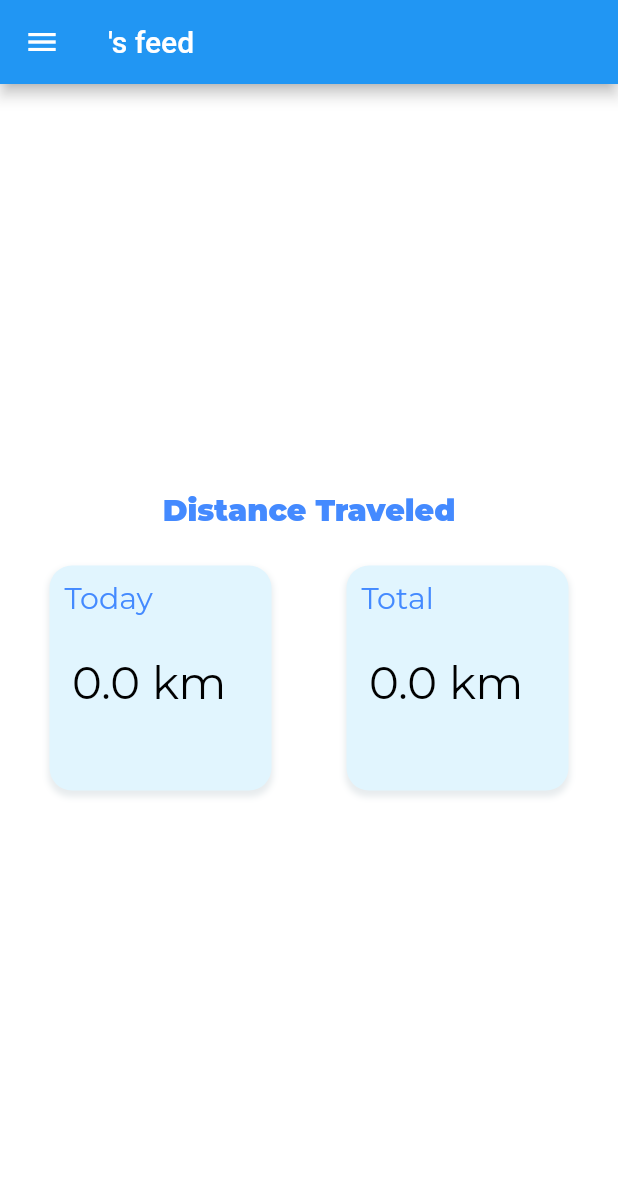
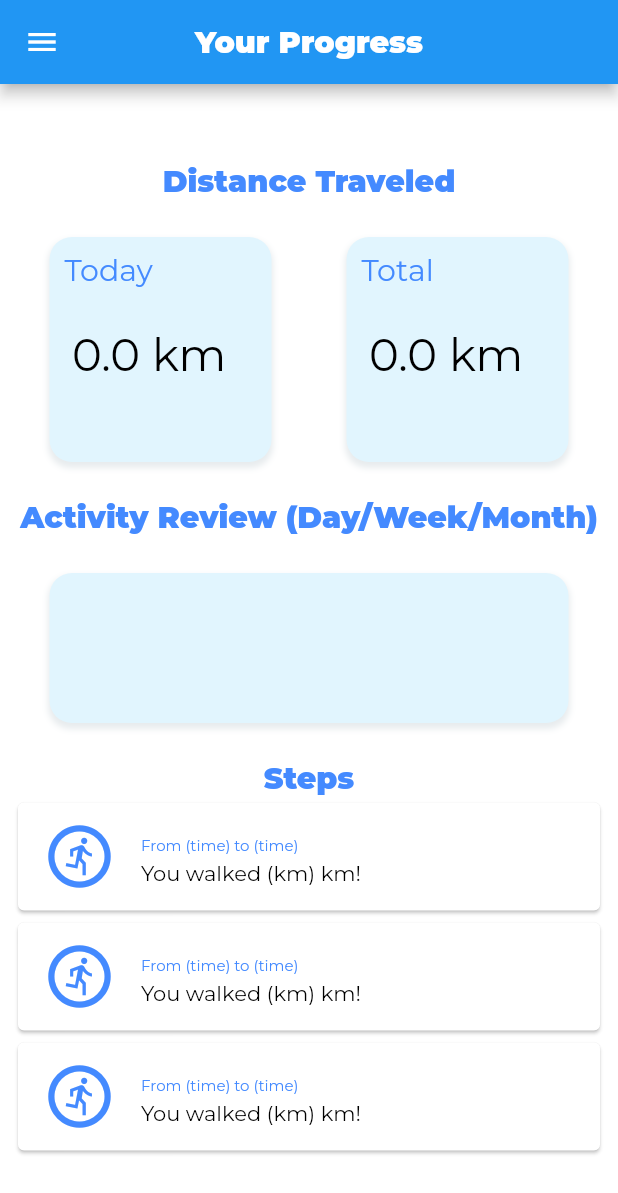
Before and after one commit to lholbrook1/Mobile-Health-App, a Flutter app: the HomeScreen screen opened directly with empty values, on a phone screen of 412 x 824 dp. Shown: the top 1193 px of the screen. Run offline on Flutter 3.47's test engine with Material 2 defaults, Android fonts, the phone set to English and light mode, and no system bars; our stand-ins replace cloud_firestore, csv, firebase_auth, firebase_core; accounts and stored records are empty; project files that could hold a hidden picture were left out.

Commit message:
home screen stuff

```diff
--- a/lib/viewscreen/home_screen.dart
+++ b/lib/viewscreen/home_screen.dart
@@ -48,7 +48,14 @@ class _HomeState extends State<HomeScreen> {
         onWillPop: () => Future.value(false),
         child: Scaffold(
           appBar: AppBar(
-            title: Text("$email's feed"),
+            centerTitle: true,
+            title: const Text(
+              "Your Progress",
+              style: TextStyle(
+                fontFamily: 'MontserratBlack',
+                fontSize: 20.0,
+              ),
+            ),
           ),
           //        DRAWER      --------------------------------------------------
           drawer: Drawer(
@@ -60,7 +67,7 @@ class _HomeState extends State<HomeScreen> {
                     Icons.person,
                     size: 70.0,
                   ),
-                  accountName: const Text('no profile'),
+                  accountName: const Text('User'),
                   accountEmail: Text(email),
                 ),
                 ListTile(
@@ -78,6 +85,7 @@ class _HomeState extends State<HomeScreen> {
               child: Padding(
                 padding: const EdgeInsets.all(8.0),
                 child: Center(
+                  child: SingleChildScrollView(
                     child: Column(
                       mainAxisAlignment: MainAxisAlignment.center,
                       crossAxisAlignment: CrossAxisAlignment.center,
@@ -110,18 +118,18 @@ class _HomeState extends State<HomeScreen> {
                                               Colors.blueGrey.withOpacity(0.15),
                                           spreadRadius: 1,
                                           blurRadius: 3,
-                                        offset: Offset(
-                                            0, 3), // changes position of shadow
+                                          offset: Offset(0,
+                                              3), // changes position of shadow
                                         ),
                                       ],
                                     ),
                                     height: 150.0,
                                     width: 150.0,
                                   ),
-                                Positioned(
+                                  const Positioned(
                                     top: 35,
                                     left: 35,
-                                  child: const Text(
+                                    child: Text(
                                       "Today",
                                       style: TextStyle(
                                         fontFamily: 'Montserrat',
@@ -135,7 +143,7 @@ class _HomeState extends State<HomeScreen> {
                                     left: 40,
                                     child: Text(
                                       "${widget.accelerometer.totalDayDistance.toString()} km",
-                                    style: TextStyle(
+                                      style: const TextStyle(
                                         fontFamily: 'Montserrat',
                                         fontSize: 30.0,
                                         color: Colors.black,
@@ -163,18 +171,18 @@ class _HomeState extends State<HomeScreen> {
                                               Colors.blueGrey.withOpacity(0.15),
                                           spreadRadius: 1,
                                           blurRadius: 3,
-                                        offset: Offset(
-                                            0, 3), // changes position of shadow
+                                          offset: const Offset(0,
+                                              3), // changes position of shadow
                                         ),
                                       ],
                                     ),
                                     height: 150.0,
                                     width: 150.0,
                                   ),
-                                Positioned(
+                                  const Positioned(
                                     top: 35,
                                     left: 35,
-                                  child: const Text(
+                                    child: Text(
                                       "Total",
                                       style: TextStyle(
                                         fontFamily: 'Montserrat',
@@ -188,7 +196,7 @@ class _HomeState extends State<HomeScreen> {
                                     left: 40,
                                     child: Text(
                                       "${widget.accelerometer.totalDistance.toString()} km",
-                                    style: TextStyle(
+                                      style: const TextStyle(
                                         fontFamily: 'Montserrat',
                                         fontSize: 30.0,
                                         color: Colors.black,
@@ -200,13 +208,82 @@ class _HomeState extends State<HomeScreen> {
                             ),
                           ],
                         ),
+                        const Text(
+                          "Activity Review (Day/Week/Month)",
+                          style: TextStyle(
+                            fontFamily: 'MontserratBlack',
+                            fontSize: 20.0,
+                            color: Colors.blueAccent,
+                          ),
+                        ),
+                        Container(
+                          margin: const EdgeInsets.symmetric(
+                            vertical: 25.0,
+                            horizontal: 25.0,
+                          ),
+                          decoration: BoxDecoration(
+                            color: Colors.lightBlue[50],
+                            borderRadius: BorderRadius.circular(15),
+                            boxShadow: [
+                              BoxShadow(
+                                color: Colors.blueGrey.withOpacity(0.15),
+                                spreadRadius: 1,
+                                blurRadius: 3,
+                                offset:
+                                    Offset(0, 3), // changes position of shadow
+                              ),
+                            ],
+                          ),
+                          height: 100.0,
+                          width: 350.0,
+                        ),
                         /*DropdownButton(
                       items: Constants.menuItems,
                       value: chosenStamp,
                       onChanged: con.nothing,
                       hint: const Text('Time Intervals'),
                     )*/
+                        const Text(
+                          "Steps",
+                          style: TextStyle(
+                            fontFamily: 'MontserratBlack',
+                            fontSize: 20.0,
+                            color: Colors.blueAccent,
+                          ),
+                        ),
+                        //Listview builder for entries from datapoints
+                        ListView.builder(
+                            shrinkWrap: true,
+                            itemCount:
+                                3, //not sure how many datapoints we're getting per user
+                            itemBuilder: (BuildContext context, int index) {
+                              return Card(
+                                child: ListTile(
+                                  leading: Icon(
+                                    Icons.run_circle_outlined,
+                                    color: Colors.blueAccent,
+                                    size: 50,
+                                  ),
+                                  title: Text(
+                                    'From (time) to (time)',
+                                    style: const TextStyle(
+                                      fontFamily: 'Montserrat',
+                                      fontSize: 10.0,
+                                      color: Colors.blueAccent,
+                                    ),
+                                  ),
+                                  subtitle: Text(
+                                    'You walked (km) km!',
+                                    style: const TextStyle(
+                                      fontFamily: 'Montserrat',
+                                      color: Colors.black,
+                                    ),
+                                  ),
+                                ),
+                              );
+                            })
                       ],
+                    ),
                   ),
                 ),
               ),
```
Lines whose indentation alone changed are shown as unchanged.
